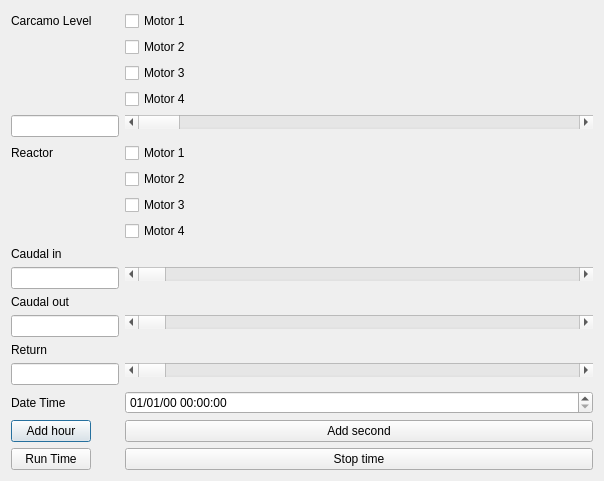
The window that asa_application/simulation_input.ui (razulued/qt_application) describes before a commit, drawn with Qt 5.
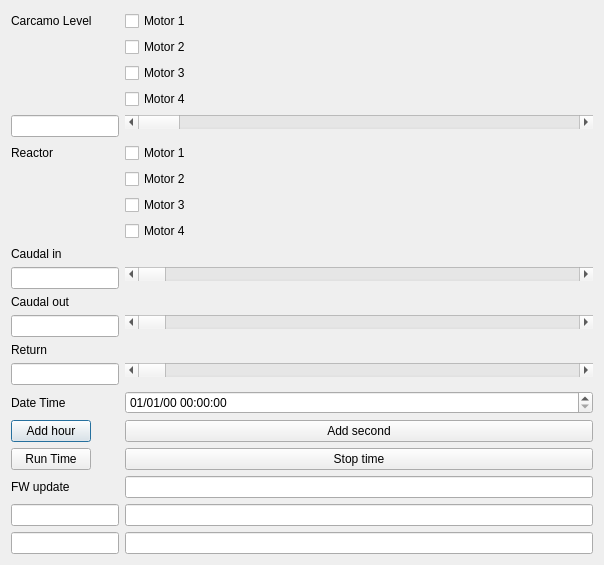
The same window after the commit.

```diff
--- a/asa_application/simulation_input.ui
+++ b/asa_application/simulation_input.ui
@@ -7,7 +7,7 @@
     <x>0</x>
     <y>0</y>
     <width>604</width>
-    <height>473</height>
+    <height>495</height>
    </rect>
   </property>
   <property name="windowTitle">
@@ -196,6 +196,28 @@
      </property>
     </widget>
    </item>
+   <item row="21" column="0">
+    <widget class="QLabel" name="label_7">
+     <property name="text">
+      <string>FW update</string>
+     </property>
+    </widget>
+   </item>
+   <item row="22" column="0">
+    <widget class="QLineEdit" name="lineEdit_5"/>
+   </item>
+   <item row="23" column="0">
+    <widget class="QLineEdit" name="lineEdit_6"/>
+   </item>
+   <item row="22" column="1">
+    <widget class="QLineEdit" name="lineEdit_7"/>
+   </item>
+   <item row="23" column="1">
+    <widget class="QLineEdit" name="lineEdit_8"/>
+   </item>
+   <item row="21" column="1">
+    <widget class="QLineEdit" name="lineEdit_9"/>
+   </item>
   </layout>
  </widget>
  <resources/>
```
